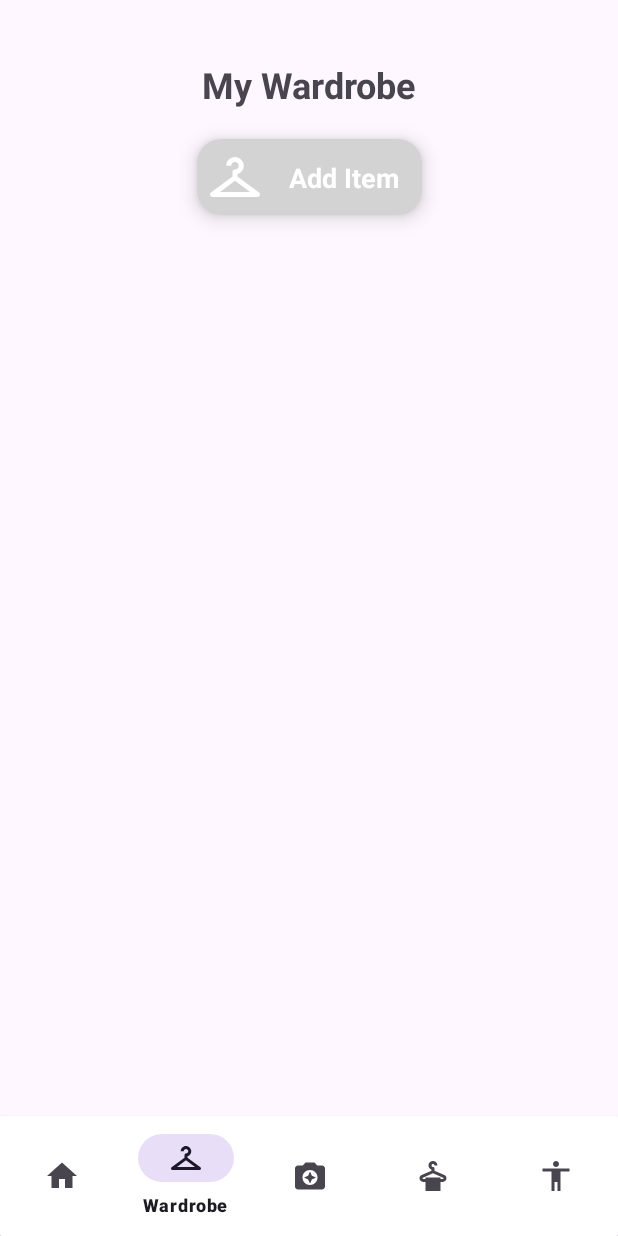
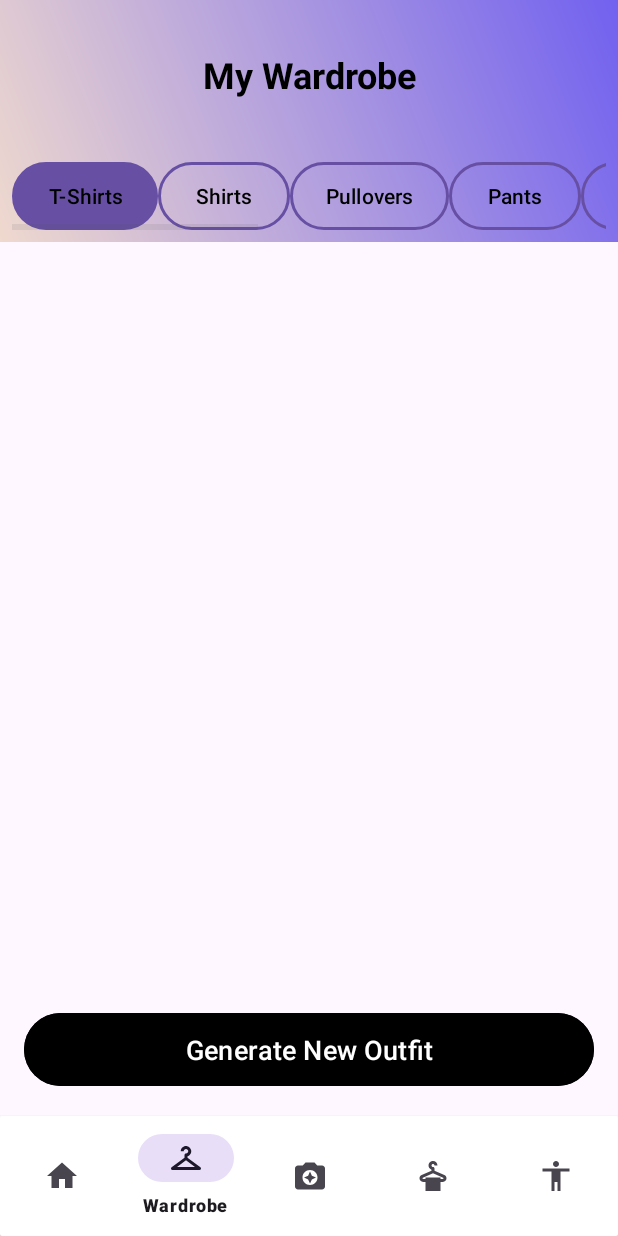
Before and after one commit to cosminagheorghe47/DressFind, an Android app: the MyWardrobeActivity screen opened directly, with no data from a screen before it, on a phone screen of 412 x 824 dp. Run offline under Robolectric (Android 15) with nearby library versions, the phone set to English and light mode, and no system bars; our stand-ins replace Firebase (no records; nobody signed in at launch, a user with empty details on screens opened directly), Picasso; pictures from the network do not load.

Commit message:
Created UI for MyWardrobe page

```diff
--- a/app/build.gradle.kts
+++ b/app/build.gradle.kts
@@ -45,4 +45,7 @@ dependencies {
     testImplementation("junit:junit:4.13.2")
     androidTestImplementation("androidx.test.ext:junit:1.1.5")
     androidTestImplementation("androidx.test.espresso:espresso-core:3.5.1")
+    implementation ("com.squareup.picasso:picasso:2.71828")
+
+
 }
--- a/app/src/main/java/com/example/dressfind/activities/MyWardrobeActivity.java
+++ b/app/src/main/java/com/example/dressfind/activities/MyWardrobeActivity.java
@@ -1,19 +1,66 @@
 package com.example.dressfind.activities;
 
 import androidx.appcompat.app.AppCompatActivity;
+import androidx.recyclerview.widget.GridLayoutManager;
+import androidx.recyclerview.widget.LinearLayoutManager;
+import androidx.recyclerview.widget.RecyclerView;
 
 import android.content.Intent;
 import android.os.Bundle;
+import android.util.Log;
+import android.widget.Button;
+import android.widget.GridView;
+import android.widget.Toast;
 
 import com.example.dressfind.R;
+import com.example.dressfind.models.WardrobeItem;
+import com.example.dressfind.recyclerviews.CategoryAdapter;
+import com.example.dressfind.recyclerviews.WardrobeItemAdapter;
 import com.google.android.material.bottomnavigation.BottomNavigationView;
+import com.google.firebase.firestore.FirebaseFirestore;
+import com.google.firebase.firestore.QueryDocumentSnapshot;
+
+import java.util.ArrayList;
+import java.util.Arrays;
+import java.util.List;
 
 public class MyWardrobeActivity extends AppCompatActivity {
     BottomNavigationView bottomNavigationView ;
+
+    private RecyclerView recyclerViewCategories;
+    private RecyclerView recyclerViewClothes;
+    private CategoryAdapter categoryAdapter;
+    private WardrobeItemAdapter wardrobeItemAdapter;
+
+    private final List<String> categories = Arrays.asList("T-Shirts", "Shirts", "Pullovers", "Pants", "Dresses", "Coats", "Sneakers", "Sandals", "Boots", "Bags");
+    private final List<WardrobeItem> wardrobeItems = new ArrayList<>();
+
+    private FirebaseFirestore db;
+
     @Override
     protected void onCreate(Bundle savedInstanceState) {
         super.onCreate(savedInstanceState);
         setContentView(R.layout.activity_my_wardrobe);
+
+        db = FirebaseFirestore.getInstance();
+
+        recyclerViewCategories = findViewById(R.id.recyclerView_categories);
+        recyclerViewCategories.setLayoutManager(new LinearLayoutManager(this, LinearLayoutManager.HORIZONTAL, false));
+        categoryAdapter = new CategoryAdapter(this, categories, category -> fetchWardrobeItemsByCategory(category));
+        recyclerViewCategories.setAdapter(categoryAdapter);
+
+        recyclerViewClothes = findViewById(R.id.recyclerView_clothes);
+        recyclerViewClothes.setLayoutManager(new GridLayoutManager(this, 2));
+        wardrobeItemAdapter = new WardrobeItemAdapter(this, wardrobeItems);
+        recyclerViewClothes.setAdapter(wardrobeItemAdapter);
+
+        loadCategories();
+
+
+
+
+
+
 
         bottomNavigationView = findViewById(R.id.includeNavBar);
 
@@ -40,6 +87,54 @@ public class MyWardrobeActivity extends AppCompatActivity {
             } else return item.getItemId() == R.id.nav_profile;
         });
     }
+
+    private void loadCategories() {
+
+//        categories.add("T-Shirts");
+//        categories.add("Shirts");
+//        categories.add("Pullovers");
+//        categories.add("Pants");
+//        categories.add("Dresses");
+//        categories.add("Coats");
+//        categories.add("Sneakers");
+//        categories.add("Sandals");
+//        categories.add("Boots");
+//        categories.add("Bags");
+
+        categoryAdapter.notifyDataSetChanged();
+
+        recyclerViewCategories.post(() -> {
+            categoryAdapter.notifyDataSetChanged();
+            recyclerViewCategories.scrollToPosition(0);
+        });
+
+        // Selectează implicit prima categorie
+        if (!categories.isEmpty()) {
+            fetchWardrobeItemsByCategory(categories.get(0));
+        }
+
+    }
+
+    private void fetchWardrobeItemsByCategory(String category) {
+        db.collection("wardrobeItem")
+                .whereEqualTo("Category", category)
+                .get()
+                .addOnCompleteListener(task -> {
+                    if (task.isSuccessful()) {
+                        wardrobeItems.clear();
+                        for (QueryDocumentSnapshot document : task.getResult()) {
+                            WardrobeItem item = document.toObject(WardrobeItem.class);
+                            wardrobeItems.add(item);
+                        }
+                        wardrobeItemAdapter.notifyDataSetChanged();
+                    } else {
+                        Log.e("Wardrobe", "Failed to fetch items: " + task.getException());
+                        Toast.makeText(this, "Failed to fetch items", Toast.LENGTH_SHORT).show();
+                    }
+                });
+    }
+
+
     @Override
     protected void onResume() {
         super.onResume();
--- /dev/null
+++ b/app/src/main/java/com/example/dressfind/recyclerviews/CategoryAdapter.java
@@ -0,0 +1,80 @@
+package com.example.dressfind.recyclerviews;
+
+import android.content.Context;
+import android.util.Log;
+import android.view.LayoutInflater;
+import android.view.View;
+import android.view.ViewGroup;
+import android.widget.Button;
+
+import androidx.annotation.NonNull;
+import androidx.recyclerview.widget.RecyclerView;
+
+import com.example.dressfind.R;
+
+import java.util.List;
+
+public class CategoryAdapter extends RecyclerView.Adapter<CategoryAdapter.CategoryViewHolder> {
+
+    private final List<String> categories;
+    private final Context context;
+    private int selectedPosition = 0;
+    private final OnCategoryClickListener listener;
+
+    public interface OnCategoryClickListener {
+        void onCategoryClick(String category);
+    }
+
+    public CategoryAdapter(Context context, List<String> categories, OnCategoryClickListener listener) {
+        this.context = context;
+        this.categories = categories;
+        this.listener = listener;
+    }
+
+    @NonNull
+    @Override
+    public CategoryViewHolder onCreateViewHolder(@NonNull ViewGroup parent, int viewType) {
+        View view = LayoutInflater.from(context).inflate(R.layout.item_category, parent, false);
+        return new CategoryViewHolder(view);
+    }
+
+    @Override
+    public void onBindViewHolder(@NonNull CategoryViewHolder holder, int position) {
+        String category = categories.get(position);
+
+        holder.button_category.setText(category);
+        Log.d("CategoryAdapter", "Categories count: " + categories.size());
+
+        if (position == selectedPosition) {
+            holder.button_category.setBackgroundResource(R.drawable.button_selected);
+        } else {
+            holder.button_category.setBackgroundResource(R.drawable.button_unselected);
+        }
+
+        holder.button_category.setOnClickListener(v -> {
+            int previousPosition = selectedPosition;
+            selectedPosition = holder.getAdapterPosition();
+            notifyItemChanged(previousPosition);
+            notifyItemChanged(selectedPosition);
+
+            listener.onCategoryClick(category);
+        });
+    }
+
+    @Override
+    public int getItemCount() {
+        return categories.size();
+    }
+
+
+
+
+    public class CategoryViewHolder extends RecyclerView.ViewHolder{
+        Button button_category;
+
+        public CategoryViewHolder(@NonNull View itemView) {
+            super(itemView);
+            button_category = itemView.findViewById(R.id.button_category);
+        }
+    }
+}
--- /dev/null
+++ b/app/src/main/java/com/example/dressfind/recyclerviews/WardrobeItemAdapter.java
@@ -0,0 +1,63 @@
+package com.example.dressfind.recyclerviews;
+
+import android.content.Context;
+import android.view.LayoutInflater;
+import android.view.View;
+import android.view.ViewGroup;
+import android.widget.ImageView;
+import android.widget.TextView;
+
+import androidx.annotation.NonNull;
+import androidx.recyclerview.widget.RecyclerView;
+
+import com.example.dressfind.R;
+import com.example.dressfind.models.WardrobeItem;
+import com.squareup.picasso.Picasso;
+
+import java.util.List;
+
+public class WardrobeItemAdapter extends RecyclerView.Adapter<WardrobeItemAdapter.WardrobeItemHolder> {
+
+    private Context context;
+    private List<WardrobeItem> items;
+
+    public WardrobeItemAdapter(Context context, List<WardrobeItem> items) {
+        this.context = context;
+        this.items = items;
+    }
+
+    @NonNull
+    @Override
+    public WardrobeItemAdapter.WardrobeItemHolder onCreateViewHolder(@NonNull ViewGroup parent, int viewType) {
+        View view = LayoutInflater.from(context).inflate(R.layout.wardrobe_item, parent, false);
+        return new WardrobeItemHolder(view);
+    }
+
+    @Override
+    public void onBindViewHolder(@NonNull WardrobeItemAdapter.WardrobeItemHolder holder, int position) {
+
+        WardrobeItem item = items.get(position);
+
+        holder.itemName.setText(item.getName());
+        Picasso.get().load(item.getImage()).into(holder.itemImage);
+
+    }
+
+    @Override
+    public int getItemCount() {
+        return items.size();
+    }
+
+    public class WardrobeItemHolder extends RecyclerView.ViewHolder{
+
+        ImageView itemImage;
+        TextView itemName;
+
+        public WardrobeItemHolder(@NonNull View itemView) {
+            super(itemView);
+            itemImage = itemView.findViewById(R.id.itemImage);
+            itemName = itemView.findViewById(R.id.itemName);
+
+        }
+    }
+}
--- /dev/null
+++ b/app/src/main/res/drawable/background_gradient.xml
@@ -0,0 +1,8 @@
+<?xml version="1.0" encoding="utf-8"?>
+<shape xmlns:android="http://schemas.android.com/apk/res/android">
+    <gradient
+        android:startColor="#EFD9CE"
+        android:endColor="#7161EF"
+        android:angle="45"
+        android:type="linear" />
+</shape>
--- /dev/null
+++ b/app/src/main/res/drawable/background_item.xml
@@ -0,0 +1,5 @@
+<?xml version="1.0" encoding="utf-8"?>
+<shape xmlns:android="http://schemas.android.com/apk/res/android">
+    <solid android:color= "@color/light_grey" />
+    <corners android:radius="15dp" />
+</shape>
--- /dev/null
+++ b/app/src/main/res/drawable/button_selected.xml
@@ -0,0 +1,9 @@
+<?xml version="1.0" encoding="utf-8"?>
+<shape xmlns:android="http://schemas.android.com/apk/res/android">
+    <solid android:color="@color/grey" />
+    <stroke
+        android:width="2dp"
+        android:color="@android:color/black" />
+    <corners android:radius="30dp" />
+
+</shape>
--- /dev/null
+++ b/app/src/main/res/drawable/button_unselected.xml
@@ -0,0 +1,8 @@
+<?xml version="1.0" encoding="utf-8"?>
+<shape xmlns:android="http://schemas.android.com/apk/res/android">
+    <solid android:color="@android:color/transparent" />
+    <stroke
+        android:width="2dp"
+        android:color="@android:color/black" />
+    <corners android:radius="30dp" />
+</shape>
--- a/app/src/main/res/layout/activity_my_wardrobe.xml
+++ b/app/src/main/res/layout/activity_my_wardrobe.xml
@@ -1,87 +1,106 @@
 <?xml version="1.0" encoding="utf-8"?>
-<androidx.constraintlayout.widget.ConstraintLayout xmlns:android="http://schemas.android.com/apk/res/android"
+<RelativeLayout xmlns:android="http://schemas.android.com/apk/res/android"
     xmlns:app="http://schemas.android.com/apk/res-auto"
     xmlns:tools="http://schemas.android.com/tools"
     android:layout_width="match_parent"
     android:layout_height="match_parent"
-    tools:context=".activities.MyWardrobeActivity">
+    android:orientation="vertical"
+    tools:context=".activities.MyWardrobeActivity"
+    android:id="@+id/parent">
+
+    <LinearLayout
+        android:layout_width="match_parent"
+        android:layout_height="wrap_content"
+        android:orientation="vertical"
+        android:id="@+id/header"
+        android:background="@drawable/background_gradient">
+
+    <TextView
+        android:id="@+id/textView_title"
+        android:layout_width="match_parent"
+        android:layout_height="100dp"
+        android:gravity="center"
+        android:text="My Wardrobe"
+        android:textSize="24sp"
+        android:padding="16dp"
+        android:textColor="@android:color/black"
+        android:textStyle="bold"
+        android:background="@android:color/transparent" />
 
 
-        <TextView
-            android:id="@+id/tvMyWardrobeTitle"
+        <LinearLayout
             android:layout_width="wrap_content"
             android:layout_height="wrap_content"
-            android:text="My Wardrobe"
-            android:textSize="24sp"
-            android:textStyle="bold"
-            android:layout_marginTop="40dp"
-            app:layout_constraintTop_toTopOf="parent"
-            app:layout_constraintStart_toStartOf="parent"
-            app:layout_constraintEnd_toEndOf="parent" />
+            android:orientation="horizontal"
+            android:padding="8dp">
+
+
+            <androidx.recyclerview.widget.RecyclerView
+                android:id="@+id/recyclerView_categories"
+                android:layout_width="match_parent"
+                android:layout_height="wrap_content"
+                android:orientation="horizontal"
+                android:scrollbars="horizontal" />
+
+        </LinearLayout>
+
+
+    </LinearLayout>
+
+
+    <LinearLayout
+        android:layout_width="match_parent"
+        android:id="@+id/grid"
+        android:layout_height="match_parent"
+        android:orientation="vertical"
+        android:layout_below="@+id/header"
+        android:layout_above="@+id/button_generate_outfit">
+
+        <androidx.recyclerview.widget.RecyclerView
+            android:id="@+id/recyclerView_clothes"
+            android:layout_width="match_parent"
+            android:layout_height="match_parent"
+            android:orientation="vertical"
+            android:scrollbars="vertical"
+            android:padding="20dp" />
+
+    </LinearLayout>
+
+<!--    <GridView-->
+<!--        android:id="@+id/gridView_wardrobe"-->
+<!--        android:layout_width="match_parent"-->
+<!--        android:layout_height="0dp"-->
+<!--        android:layout_weight="1"-->
+<!--        android:background="@color/white"-->
+<!--        android:horizontalSpacing="8dp"-->
+<!--        android:numColumns="2"-->
+<!--        android:padding="16dp"-->
+<!--        android:verticalSpacing="8dp" />-->
+
+    <Button
+        android:id="@+id/button_generate_outfit"
+        android:layout_width="match_parent"
+        android:layout_height="wrap_content"
+        android:text="Generate New Outfit"
+        android:textSize="18sp"
+        android:backgroundTint="@color/black"
+        android:textColor="@android:color/white"
+        android:padding="12dp"
+        android:layout_margin="16dp"
+        android:layout_above="@+id/nav"/>
 
     <androidx.cardview.widget.CardView
-        android:id="@+id/btnAddItemCard"
-        android:layout_width="150dp"
-        android:layout_height="wrap_content"
-        android:layout_marginHorizontal="16dp"
-        app:cardBackgroundColor="#D3D3D3"
-        app:cardCornerRadius="16dp"
-        android:layout_marginTop="20dp"
-        app:cardElevation="8dp"
-        app:layout_constraintEnd_toEndOf="parent"
-        app:layout_constraintStart_toStartOf="parent"
-        app:layout_constraintTop_toBottomOf="@+id/tvMyWardrobeTitle">
-        <androidx.constraintlayout.widget.ConstraintLayout
-            android:layout_width="match_parent"
-            android:layout_height="match_parent">
-
-            <ImageView
-                android:id="@+id/wardrobe_icon"
-                android:layout_width="40dp"
-                android:layout_height="40dp"
-                android:layout_margin="5dp"
-                android:src="@drawable/ic_wardrobe_white"
-                app:layout_constraintBottom_toBottomOf="parent"
-                app:layout_constraintStart_toStartOf="parent"
-                app:layout_constraintTop_toTopOf="parent" />
-
-            <TextView
-                android:id="@+id/addItemText"
-                android:layout_width="wrap_content"
-                android:layout_height="match_parent"
-                android:gravity="center"
-                android:text="Add Item"
-                android:textAlignment="center"
-                android:textColor="@android:color/white"
-                android:textSize="18sp"
-                android:textStyle="bold"
-                app:layout_constraintBottom_toBottomOf="parent"
-                app:layout_constraintEnd_toEndOf="parent"
-                app:layout_constraintStart_toEndOf="@+id/wardrobe_icon"
-                app:layout_constraintTop_toTopOf="parent" />
-        </androidx.constraintlayout.widget.ConstraintLayout>
-
-    </androidx.cardview.widget.CardView>
-
-    <androidx.recyclerview.widget.RecyclerView
-        android:id="@+id/rvWardrobeItems"
-        android:layout_width="match_parent"
-        android:layout_height="0dp"
-        android:layout_margin="16dp"
-        app:layout_constraintBottom_toBottomOf="parent"
-        app:layout_constraintEnd_toEndOf="parent"
-        app:layout_constraintStart_toStartOf="parent"
-        app:layout_constraintTop_toBottomOf="@+id/btnAddItemCard" />
-
-    <androidx.cardview.widget.CardView
+        android:id="@+id/nav"
         android:layout_width="wrap_content"
         android:layout_height="wrap_content"
         app:layout_constraintBottom_toBottomOf="parent"
         app:layout_constraintEnd_toEndOf="parent"
         app:layout_constraintStart_toStartOf="parent"
+        android:layout_alignParentBottom="true"
         android:layout_marginBottom="0dp">
         <include
             android:id="@+id/includeNavBar"
             layout="@layout/bottom_navigation_bar" />
     </androidx.cardview.widget.CardView>
-</androidx.constraintlayout.widget.ConstraintLayout>
+
+</RelativeLayout>
--- /dev/null
+++ b/app/src/main/res/layout/item_category.xml
@@ -0,0 +1,8 @@
+<?xml version="1.0" encoding="utf-8"?>
+<Button xmlns:android="http://schemas.android.com/apk/res/android"
+    android:id="@+id/button_category"
+    android:layout_width="wrap_content"
+    android:layout_height="45dp"
+    android:text="Shirts"
+    android:background="@drawable/button_selected"
+    android:textColor="@android:color/black" />
```
Also changed, not shown: app/src/main/java/com/example/dressfind/controllers/WardrobeItemController.java (+43 -0 lines), app/src/main/java/com/example/dressfind/models/ClothingItem.java (+14 -1 lines), app/src/main/java/com/example/dressfind/models/Product.java (+11 -1 lines), app/src/main/java/com/example/dressfind/models/WardrobeItem.java (+11 -1 lines), app/src/main/res/drawable/button_border.xml (added, +8 -0 lines), app/src/main/res/drawable/grid_background.xml (added, +14 -0 lines), app/src/main/res/layout/wardrobe_item.xml (added, +24 -0 lines), app/src/main/res/values/colors.xml (+8 -0 lines).
